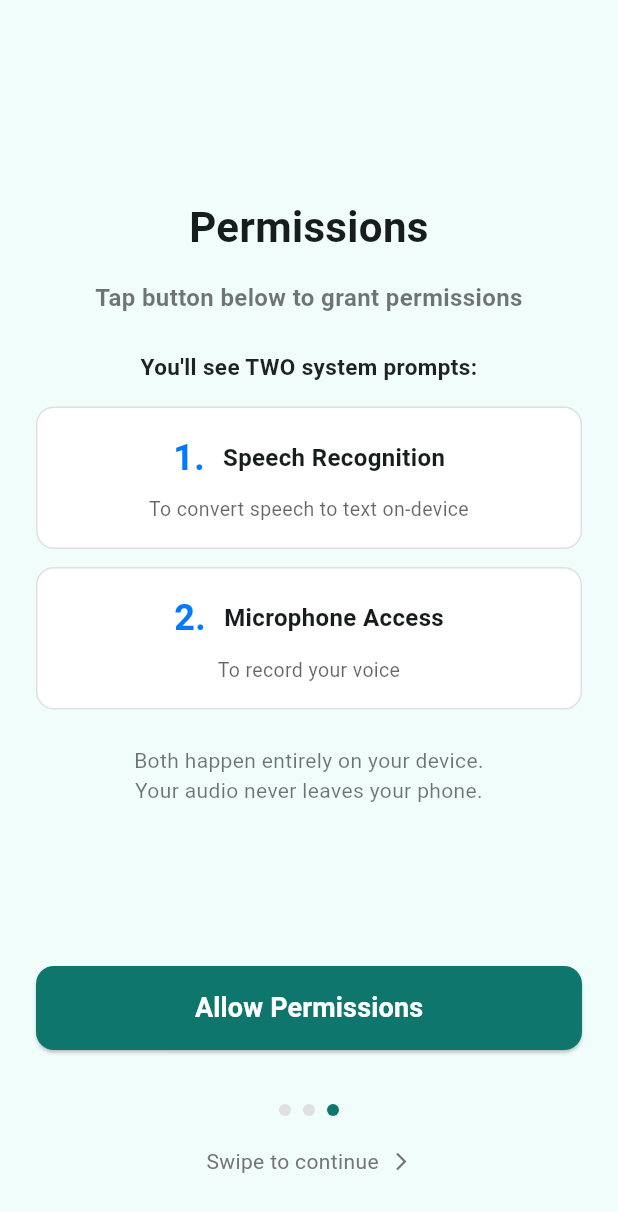
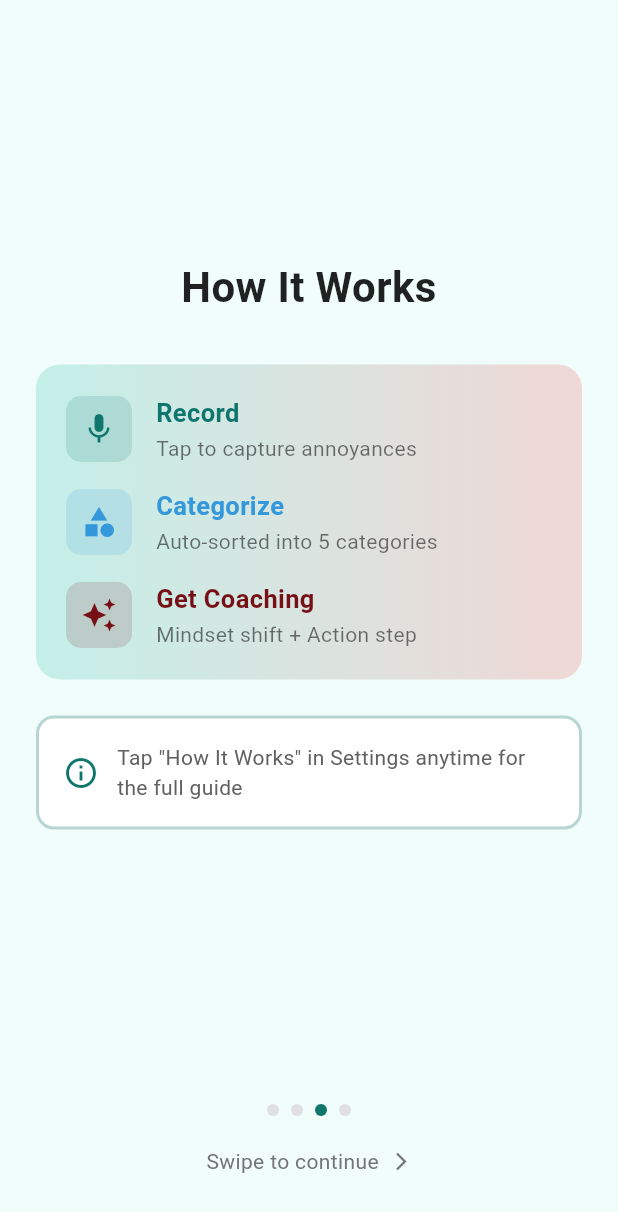
Before and after one commit to cglendenning/annoyed, a Flutter app: the screen it shows after launch, swiped to page 3, on a phone screen of 412 x 824 dp. Shown: the top 1212 px of the screen. Run offline on Flutter 3.47's test engine with Material 3 defaults, Android fonts, the light colour scheme and no system bars; our stand-ins replace cloud_firestore, cloud_functions, firebase_auth, firebase_core, flutter_dotenv, google_sign_in and 4 more; missing offline and left inert: purchases_flutter; accounts and stored records are empty; generated files the repository leaves out were written again.

Commit message:
Add a how it works screen.

```diff
--- a/lib/screens/onboarding_screen.dart
+++ b/lib/screens/onboarding_screen.dart
@@ -9,6 +9,7 @@ import '../services/analytics_service.dart';
 import '../utils/app_colors.dart';
 import '../widgets/animated_gradient_container.dart';
 import 'email_auth_screen.dart';
+import 'how_it_works_screen.dart';
 
 class OnboardingScreen extends StatefulWidget {
   final VoidCallback? onComplete;
@@ -40,6 +41,7 @@ class _OnboardingScreenState extends State<OnboardingScreen> {
               children: [
                 const _IntroPage(),
                 const _TutorialPage(),
+                const _HowItWorksPage(),
                 _SpeechRecognitionPermissionPage(
                   onPermissionGranted: () async {
                     if (!_hasRequestedSpeechPermission) {
@@ -58,14 +60,14 @@ class _OnboardingScreenState extends State<OnboardingScreen> {
             ),
 
             // Page indicators
-            if (_currentPage < 3)
+            if (_currentPage < 4)
               Positioned(
                 bottom: 80,
                 left: 0,
                 right: 0,
                 child: Row(
                   mainAxisAlignment: MainAxisAlignment.center,
-                  children: List.generate(3, (index) {
+                  children: List.generate(4, (index) {
                     return Container(
                       margin: const EdgeInsets.symmetric(horizontal: 4),
                       width: 8,
@@ -82,7 +84,7 @@ class _OnboardingScreenState extends State<OnboardingScreen> {
               ),
 
             // Swipe hint
-            if (_currentPage < 3)
+            if (_currentPage < 4)
               Positioned(
                 bottom: 40,
                 left: 0,
@@ -481,6 +483,151 @@ class _TutorialPageState extends State<_TutorialPage> {
   }
 }
 
+class _HowItWorksPage extends StatelessWidget {
+  const _HowItWorksPage();
+
+  @override
+  Widget build(BuildContext context) {
+    return Padding(
+      padding: const EdgeInsets.all(24.0),
+      child: Column(
+        crossAxisAlignment: CrossAxisAlignment.stretch,
+        children: [
+          const Spacer(),
+          const Text(
+            'How It Works',
+            style: TextStyle(
+              color: Colors.black87,
+              fontSize: 28,
+              fontWeight: FontWeight.bold,
+            ),
+            textAlign: TextAlign.center,
+          ),
+          const SizedBox(height: 32),
+
+          // Quick overview
+          Container(
+            padding: const EdgeInsets.all(20),
+            decoration: BoxDecoration(
+              gradient: LinearGradient(
+                colors: [
+                  AppColors.primaryTealLight.withOpacity(0.2),
+                  AppColors.accentCoralLight.withOpacity(0.2),
+                ],
+              ),
+              borderRadius: BorderRadius.circular(16),
+            ),
+            child: Column(
+              children: [
+                _buildQuickPoint(
+                  icon: Icons.mic,
+                  title: 'Record',
+                  description: 'Tap to capture annoyances',
+                  color: AppColors.primaryTeal,
+                ),
+                const SizedBox(height: 16),
+                _buildQuickPoint(
+                  icon: Icons.category,
+                  title: 'Categorize',
+                  description: 'Auto-sorted into 5 categories',
+                  color: const Color(0xFF3498DB),
+                ),
+                const SizedBox(height: 16),
+                _buildQuickPoint(
+                  icon: Icons.auto_awesome,
+                  title: 'Get Coaching',
+                  description: 'Mindset shift + Action step',
+                  color: AppColors.accentCoral,
+                ),
+              ],
+            ),
+          ),
+
+          const SizedBox(height: 24),
+
+          Container(
+            padding: const EdgeInsets.all(16),
+            decoration: BoxDecoration(
+              color: Colors.white,
+              borderRadius: BorderRadius.circular(12),
+              border: Border.all(
+                color: AppColors.primaryTeal.withOpacity(0.3),
+                width: 2,
+              ),
+            ),
+            child: Row(
+              children: [
+                const Icon(
+                  Icons.info_outline,
+                  color: AppColors.primaryTeal,
+                  size: 24,
+                ),
+                const SizedBox(width: 12),
+                Expanded(
+                  child: Text(
+                    'Tap "How It Works" in Settings anytime for the full guide',
+                    style: TextStyle(
+                      fontSize: 14,
+                      color: Colors.grey.shade700,
+                    ),
+                  ),
+                ),
+              ],
+            ),
+          ),
+
+          const Spacer(),
+          const SizedBox(height: 100), // Space for swipe hint
+        ],
+      ),
+    );
+  }
+
+  Widget _buildQuickPoint({
+    required IconData icon,
+    required String title,
+    required String description,
+    required Color color,
+  }) {
+    return Row(
+      children: [
+        Container(
+          padding: const EdgeInsets.all(10),
+          decoration: BoxDecoration(
+            color: color.withOpacity(0.15),
+            borderRadius: BorderRadius.circular(10),
+          ),
+          child: Icon(icon, color: color, size: 24),
+        ),
+        const SizedBox(width: 16),
+        Expanded(
+          child: Column(
+            crossAxisAlignment: CrossAxisAlignment.start,
+            children: [
+              Text(
+                title,
+                style: TextStyle(
+                  fontSize: 17,
+                  fontWeight: FontWeight.bold,
+                  color: color,
+                ),
+              ),
+              const SizedBox(height: 2),
+              Text(
+                description,
+                style: const TextStyle(
+                  fontSize: 14,
+                  color: Colors.black54,
+                ),
+              ),
+            ],
+          ),
+        ),
+      ],
+    );
+  }
+}
+
 class _SpeechRecognitionPermissionPage extends StatefulWidget {
   final Future<void> Function() onPermissionGranted;
   final VoidCallback onSwipeToComplete;
--- a/lib/screens/settings_screen.dart
+++ b/lib/screens/settings_screen.dart
@@ -13,6 +13,7 @@ import 'terms_screen.dart';
 import 'paywall_screen.dart';
 import 'email_auth_screen.dart';
 import 'subscription_status_screen.dart';
+import 'how_it_works_screen.dart';
 
 class SettingsScreen extends StatefulWidget {
   const SettingsScreen({super.key});
@@ -722,6 +723,19 @@ class _SettingsScreenState extends State<SettingsScreen> {
             trailing: Text('1.0.0'),
           ),
           ListTile(
+            title: const Text('How It Works'),
+            subtitle: const Text('Learn about categories, coaching, and more'),
+            leading: const Icon(Icons.school, color: AppColors.primaryTeal),
+            trailing: const Icon(Icons.arrow_forward_ios, size: 16),
+            onTap: () {
+              Navigator.of(context).push(
+                MaterialPageRoute(
+                  builder: (context) => const HowItWorksScreen(),
+                ),
+              );
+            },
+          ),
+          ListTile(
             title: const Text('About Coach Craig'),
             leading: const Icon(Icons.person),
             trailing: const Icon(Icons.arrow_forward_ios, size: 16),
```
